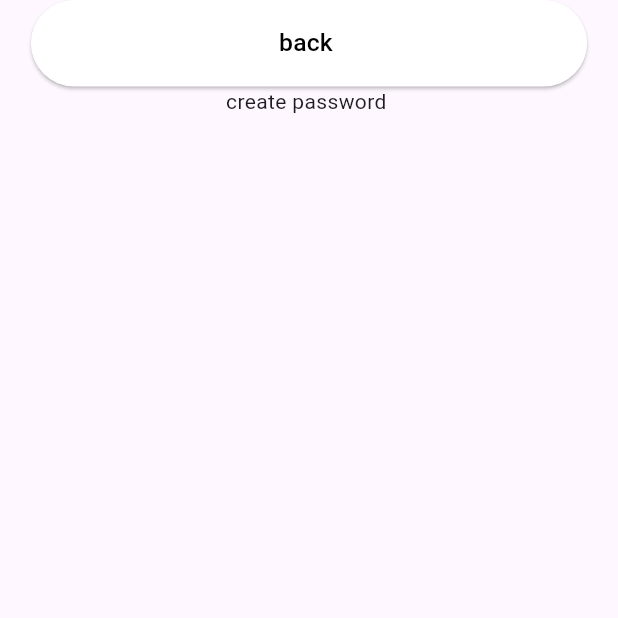
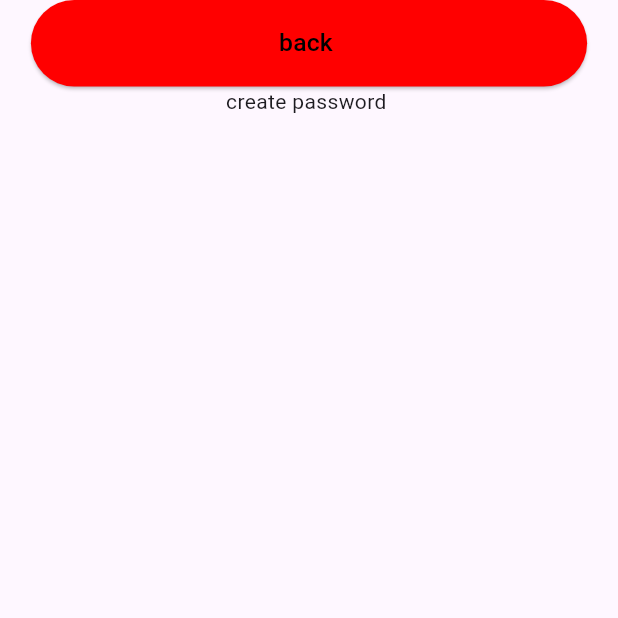
Before and after one commit to MidoRoshdy/Educare, a Flutter app: the CreatePassword screen opened by its route, on a phone screen of 412 x 824 dp, the top half of it. Run offline on Flutter 3.47's test engine with Material 3 defaults, Android fonts, the phone set to English and light mode, and no system bars; our stand-ins replace sizer.

Commit message:
Update createpassword.dart

```diff
--- a/lib/screens/userhandel/forgetpassword/components/create pass/createpassword.dart
+++ b/lib/screens/userhandel/forgetpassword/components/create pass/createpassword.dart
@@ -21,7 +21,7 @@ class CreatePassword extends StatelessWidget {
                   Navigator.of(context).pushNamed(AppRoutes.splash);
                 },
                 style: ElevatedButton.styleFrom(
-                    backgroundColor: Color.fromARGB(255, 255, 255, 255),
+                    backgroundColor: Color.fromARGB(255, 255, 0, 0),
                     shape: RoundedRectangleBorder(
                         borderRadius: BorderRadius.circular(50))),
                 child: Text(
```
